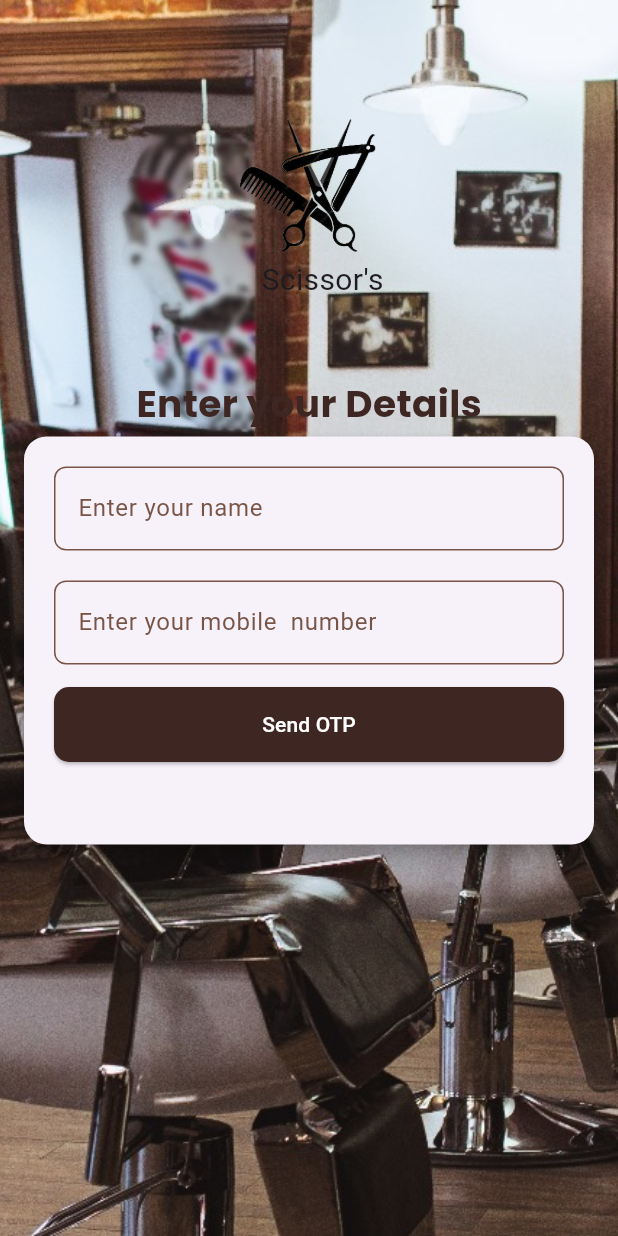
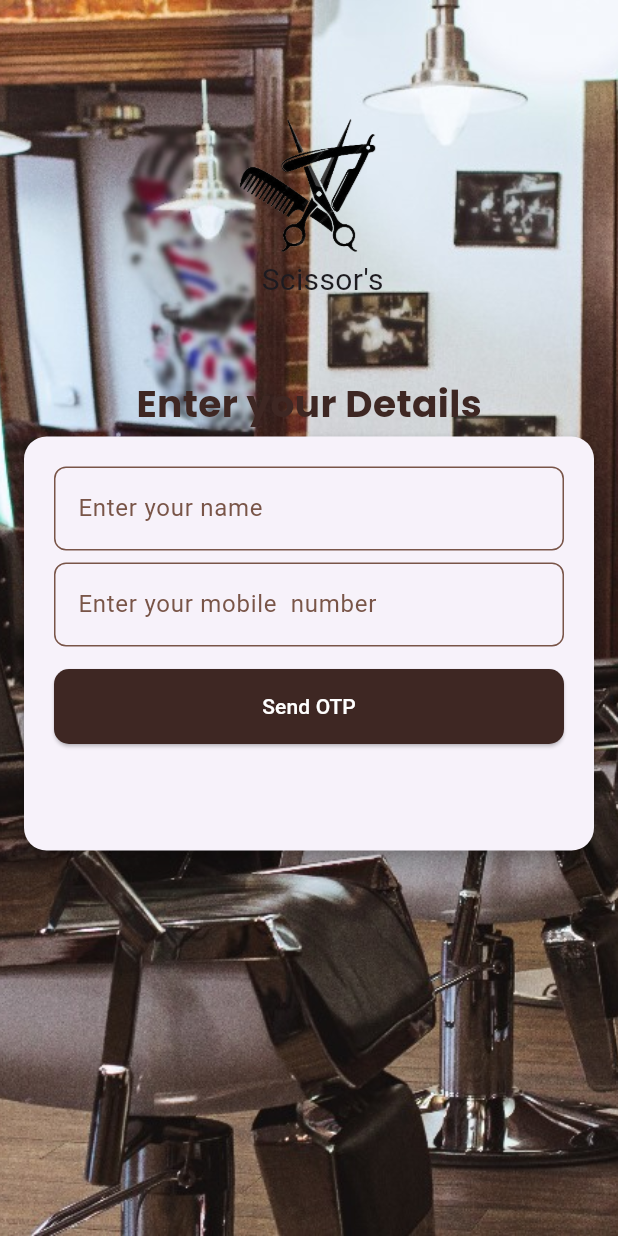
Before and after one commit to manojprabhakar24/phone_auth_firebase, a Flutter app: the screen it shows after launch, on a phone screen of 412 x 824 dp. Run offline on Flutter 3.47's test engine with Material 3 defaults, Android fonts, the phone set to English and light mode, and no system bars; our stand-ins replace firebase_auth, firebase_core, google_fonts; accounts and stored records are empty.

Commit message:
done this page

```diff
--- a/lib/pages/home_page.dart
+++ b/lib/pages/home_page.dart
@@ -9,10 +9,7 @@ class HomePage extends StatelessWidget {
   @override
   Widget build(BuildContext context) {
     return Scaffold(
-      appBar: AppBar(
-        title: Text("Homepage"),
-        automaticallyImplyLeading: false,
-      ),
+
       body: Center(
         child: Column(
           mainAxisAlignment: MainAxisAlignment.center,
--- a/lib/pages/login_page.dart
+++ b/lib/pages/login_page.dart
@@ -87,7 +87,7 @@ class _LoginPageState extends State<LoginPage>
                         Center(
                           child:Container(
 
-                            constraints: BoxConstraints(maxWidth: 430,maxHeight: 280), // Adjust the maximum width as needed
+                            constraints: BoxConstraints(maxWidth: 430,maxHeight: 284), // Adjust the maximum width as needed
                             child: Card(
                               elevation: 5,
                               shape: RoundedRectangleBorder(
@@ -124,7 +124,7 @@ class _LoginPageState extends State<LoginPage>
                                             return null;
                                           },
                                         ),
-                                        SizedBox(height: 20),
+                                        SizedBox(height: 8),
                                         TextFormField(
                                           controller: _phoneController,
                                           keyboardType: TextInputType.number,
@@ -219,7 +219,7 @@ class _LoginPageState extends State<LoginPage>
                                                                 },
                                                               ),
                                                             ),
-                                                            SizedBox(height: 12),
+                                                            SizedBox(height: 10),
                                                             ElevatedButton(
                                                               onPressed: () {
                                                                 if (_formKey1.currentState!.validate()) {
```
